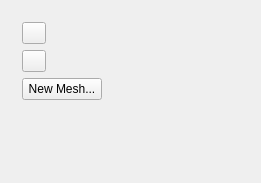
Qt form scribus/ui/gradientvectorbase.ui (scribusproject/scribus) before a commit.
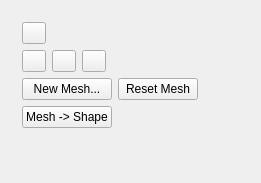
The same form after that commit. The open tabs and pages were chosen to show the change. Custom widgets are drawn as their Qt base class.

Commit message: Mesh Gradients: updates and improvements for the Mesh Gradient Editor.

The edit to the form file:
```diff
--- a/scribus/ui/gradientvectorbase.ui
+++ b/scribus/ui/gradientvectorbase.ui
@@ -10,7 +10,7 @@
     <x>0</x>
     <y>0</y>
     <width>248</width>
-    <height>159</height>
+    <height>179</height>
    </rect>
   </property>
   <property name="minimumSize">
@@ -581,19 +581,17 @@
       </layout>
      </widget>
      <widget class="QWidget" name="pageMesh">
-      <layout class="QVBoxLayout" name="verticalLayout_4">
-       <item>
-        <layout class="QVBoxLayout" name="verticalLayout_3">
-         <item>
-          <layout class="QHBoxLayout" name="horizontalLayout">
-           <item>
             <layout class="QVBoxLayout" name="verticalLayout_2">
              <item>
+        <layout class="QHBoxLayout" name="horizontalLayout">
+         <item>
+          <layout class="QGridLayout" name="gridLayout_5">
+           <item row="0" column="0">
               <widget class="QToolButton" name="editPoints">
                <property name="minimumSize">
                 <size>
-                 <width>20</width>
-                 <height>20</height>
+               <width>22</width>
+               <height>22</height>
                 </size>
                </property>
                <property name="toolTip">
@@ -610,12 +608,12 @@
                </property>
               </widget>
              </item>
-             <item>
+           <item row="1" column="0">
               <widget class="QToolButton" name="editControlPoints">
                <property name="minimumSize">
                 <size>
-                 <width>20</width>
-                 <height>20</height>
+               <width>22</width>
+               <height>22</height>
                 </size>
                </property>
                <property name="toolTip">
@@ -632,6 +630,50 @@
                </property>
               </widget>
              </item>
+           <item row="1" column="1">
+            <widget class="QToolButton" name="resetControlPoint">
+             <property name="minimumSize">
+              <size>
+               <width>22</width>
+               <height>22</height>
+              </size>
+             </property>
+             <property name="toolTip">
+              <string>Edit Control Points</string>
+             </property>
+             <property name="text">
+              <string/>
+             </property>
+             <property name="checkable">
+              <bool>false</bool>
+             </property>
+             <property name="autoExclusive">
+              <bool>false</bool>
+             </property>
+            </widget>
+           </item>
+           <item row="1" column="2">
+            <widget class="QToolButton" name="resetAllControlPoints">
+             <property name="minimumSize">
+              <size>
+               <width>22</width>
+               <height>22</height>
+              </size>
+             </property>
+             <property name="toolTip">
+              <string>Edit Control Points</string>
+             </property>
+             <property name="text">
+              <string/>
+             </property>
+             <property name="checkable">
+              <bool>false</bool>
+             </property>
+             <property name="autoExclusive">
+              <bool>false</bool>
+             </property>
+            </widget>
+           </item>
             </layout>
            </item>
            <item>
@@ -652,12 +694,30 @@
          <item>
           <layout class="QHBoxLayout" name="horizontalLayout_2">
            <item>
+          <layout class="QGridLayout" name="gridLayout_6">
+           <item row="0" column="0">
             <widget class="QPushButton" name="buttonNewGrid">
              <property name="text">
               <string>New Mesh...</string>
              </property>
             </widget>
            </item>
+           <item row="0" column="1">
+            <widget class="QPushButton" name="buttonResetGrid">
+             <property name="text">
+              <string>Reset Mesh</string>
+             </property>
+            </widget>
+           </item>
+           <item row="1" column="0">
+            <widget class="QPushButton" name="buttonPoLIne">
+             <property name="text">
+              <string>Mesh -&gt; Shape</string>
+             </property>
+            </widget>
+           </item>
+          </layout>
+         </item>
            <item>
             <spacer name="horizontalSpacer_2">
              <property name="orientation">
@@ -665,13 +725,11 @@
              </property>
              <property name="sizeHint" stdset="0">
               <size>
-               <width>40</width>
+             <width>18</width>
                <height>20</height>
               </size>
              </property>
             </spacer>
-           </item>
-          </layout>
          </item>
         </layout>
        </item>
```
Lines whose indentation alone changed are shown as unchanged. The commit also changes 8 other files.
